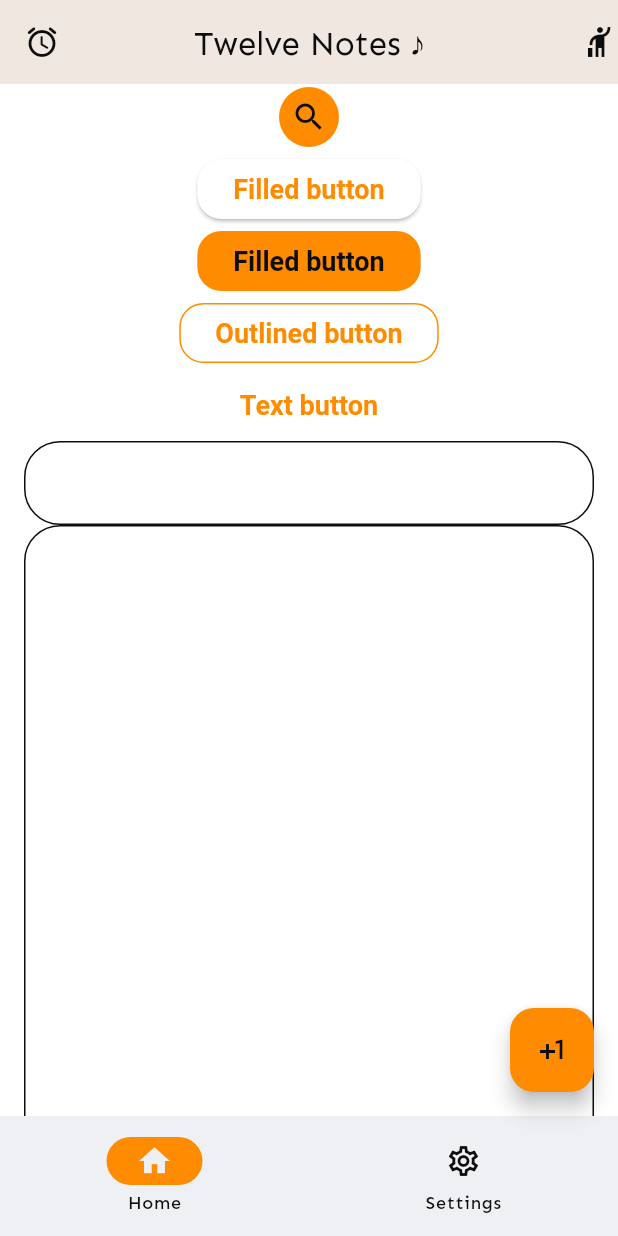
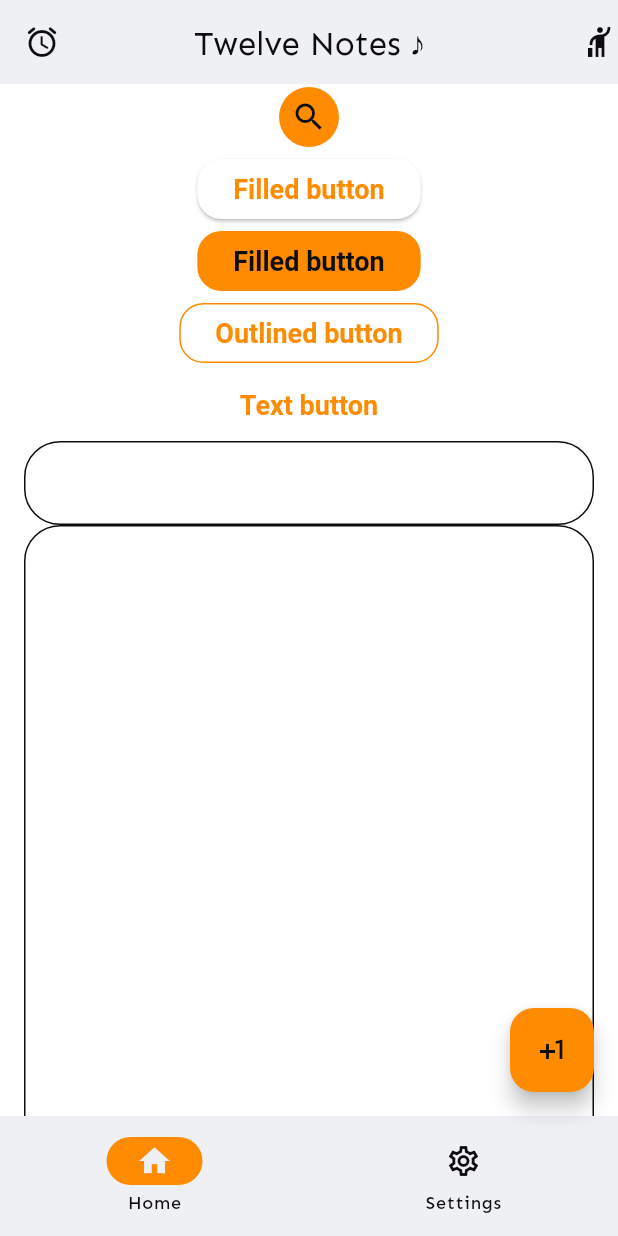
Before and after one commit to VinRu5/twelve_notes, a Flutter app: the MockupWidget screen opened directly, scrolled down 576 dp, on a phone screen of 412 x 824 dp. Run offline on Flutter 3.47's test engine with Material 3 defaults, Android fonts, the phone set to English and light mode, and no system bars; our stand-ins replace auto_route, firebase_core, talker; accounts and stored records are empty; generated files the repository leaves out were written again.

Commit message:
chore: update theme and dependency

```diff
--- a/lib/src/theme/twelve_theme.dart
+++ b/lib/src/theme/twelve_theme.dart
@@ -61,10 +61,9 @@ class TwelveTheme {
     onSecondary: TwelveColors.textLight,
     error: TwelveColors.error,
     onError: TwelveColors.textDark,
-    background: TwelveColors.bgLight,
-    onBackground: TwelveColors.textLight,
     surface: TwelveColors.surfaceLight,
     onSurface: TwelveColors.textLight,
+    surfaceContainerHighest: TwelveColors.surfaceLight,
     outline: TwelveColors.primary,
   );
   static const ColorScheme _colorSchemeDark = ColorScheme(
@@ -75,10 +74,9 @@ class TwelveTheme {
     onSecondary: TwelveColors.textDark,
     error: TwelveColors.error,
     onError: TwelveColors.textDark,
-    background: TwelveColors.bgDark,
-    onBackground: TwelveColors.textDark,
-    surface: TwelveColors.surfaceDark,
+    surface: TwelveColors.bgDark,
     onSurface: TwelveColors.textDark,
+    surfaceContainerHighest: TwelveColors.surfaceDark,
     outline: TwelveColors.primary,
   );
 
@@ -87,10 +85,12 @@ class TwelveTheme {
   );
 
   static const AppBarTheme _appBarThemeLight = AppBarTheme(
+    surfaceTintColor: TwelveColors.bgLight,
     color: TwelveColors.bgLight,
     centerTitle: true,
   );
   static const AppBarTheme _appBarThemeDark = AppBarTheme(
+    surfaceTintColor: TwelveColors.bgDark,
     color: TwelveColors.bgDark,
     centerTitle: true,
   );
@@ -202,10 +202,10 @@ class TwelveTheme {
   );
 
   static const SearchBarThemeData _searchBarThemeDataLight = SearchBarThemeData(
-    backgroundColor: MaterialStatePropertyAll(TwelveColors.surfaceLight),
-    shadowColor: MaterialStatePropertyAll(TwelveColors.primary),
-    surfaceTintColor: MaterialStatePropertyAll(Colors.white54),
-    shape: MaterialStatePropertyAll(
+    backgroundColor: WidgetStatePropertyAll(TwelveColors.surfaceLight),
+    shadowColor: WidgetStatePropertyAll(TwelveColors.primary),
+    surfaceTintColor: WidgetStatePropertyAll(Colors.white54),
+    shape: WidgetStatePropertyAll(
       RoundedRectangleBorder(
         borderRadius: BorderRadius.all(
           Radius.circular(24.0),
@@ -214,10 +214,10 @@ class TwelveTheme {
     ),
   );
   static const SearchBarThemeData _searchBarThemeDataDark = SearchBarThemeData(
-    backgroundColor: MaterialStatePropertyAll(TwelveColors.surfaceDark),
-    shadowColor: MaterialStatePropertyAll(TwelveColors.primary),
-    surfaceTintColor: MaterialStatePropertyAll(TwelveColors.surfaceLight),
-    shape: MaterialStatePropertyAll(
+    backgroundColor: WidgetStatePropertyAll(TwelveColors.surfaceDark),
+    shadowColor: WidgetStatePropertyAll(TwelveColors.primary),
+    surfaceTintColor: WidgetStatePropertyAll(TwelveColors.surfaceLight),
+    shape: WidgetStatePropertyAll(
       RoundedRectangleBorder(
         borderRadius: BorderRadius.all(
           Radius.circular(24.0),
```
Also changed, not shown: pubspec.yaml (+8 -2 lines), assets/images/login_bg.jpg (added), 1 other file.
